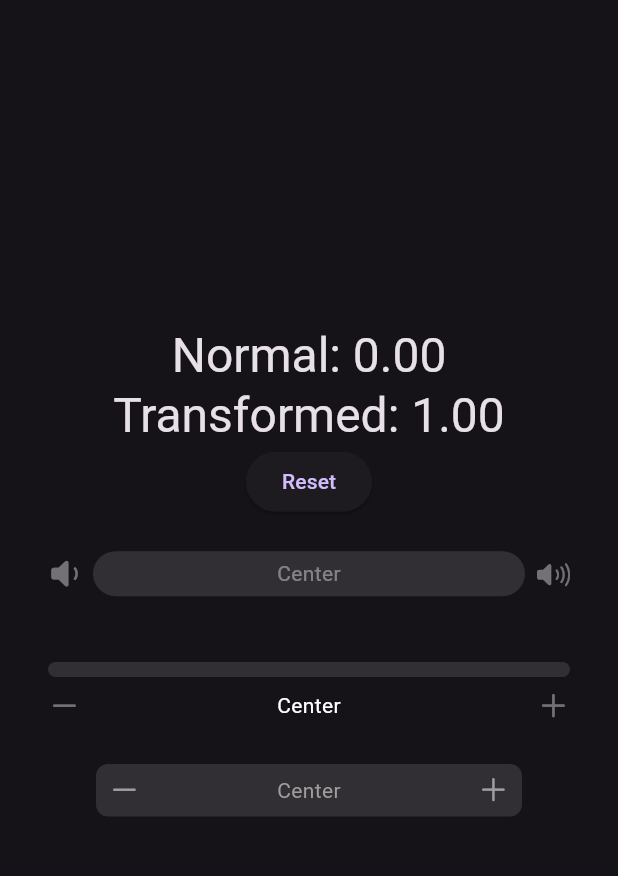
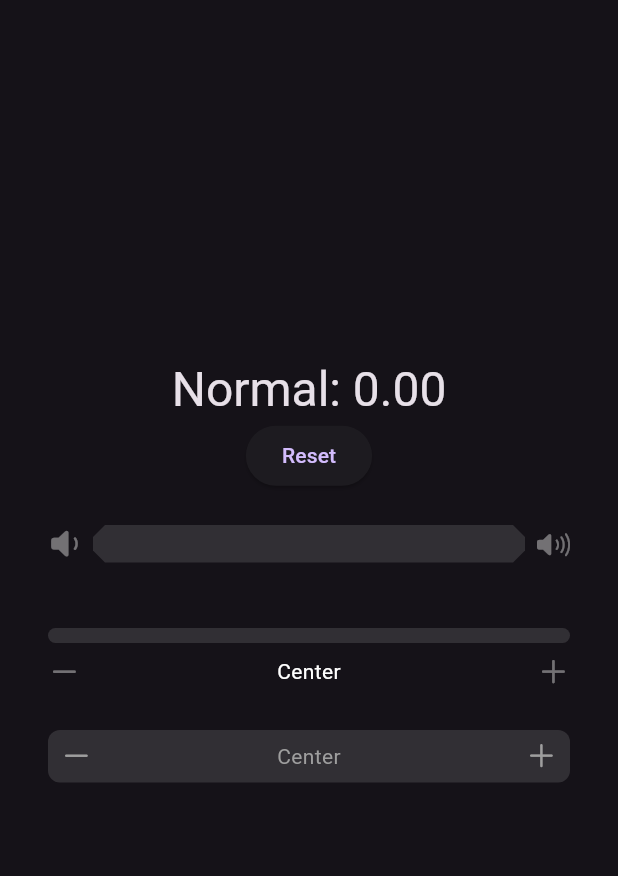
Before and after one commit to jonas-zebari/interactive_slider, a Flutter app: the screen it shows after launch, on a phone screen of 412 x 824 dp, the part 84-960 px from its top. Run offline on Flutter 3.47's test engine with Material 2 defaults, Android fonts, the phone set to English and light mode, and no system bars.

Commit message:
Fix incorrect drag update values for inline icon position

```diff
--- a/example/lib/main.dart
+++ b/example/lib/main.dart
@@ -36,7 +36,6 @@ class MyHomePage extends StatefulWidget {
 
 class _MyHomePageState extends State<MyHomePage> {
   final _controller = InteractiveSliderController(0.0);
-  var _value = 1.0;
 
   @override
   Widget build(BuildContext context) {
@@ -58,10 +57,6 @@ class _MyHomePageState extends State<MyHomePage> {
                 );
               },
             ),
-            Text(
-              'Transformed: ${_value.toStringAsFixed(2)}',
-              style: Theme.of(context).textTheme.headlineLarge,
-            ),
             ElevatedButton(
               onPressed: () => _controller.value = 0.0,
               child: const Text('Reset'),
@@ -69,13 +64,14 @@ class _MyHomePageState extends State<MyHomePage> {
             InteractiveSlider(
               controller: _controller,
               startIcon: const Icon(CupertinoIcons.volume_down),
-              centerIcon: const Text('Center'),
               endIcon: const Icon(CupertinoIcons.volume_up),
               min: 1.0,
               max: 15.0,
-              focusedHeight: 40,
-              unfocusedHeight: 30,
-              onChanged: (value) => setState(() => _value = value),
+              focusedHeight: 35,
+              unfocusedHeight: 25,
+              shapeBorder: const BeveledRectangleBorder(
+                borderRadius: BorderRadius.all(Radius.circular(8)),
+              ),
             ),
             const InteractiveSlider(
               startIcon: Icon(CupertinoIcons.minus),
@@ -84,7 +80,7 @@ class _MyHomePageState extends State<MyHomePage> {
               iconPosition: IconPosition.below,
             ),
             const InteractiveSlider(
-              padding: EdgeInsets.symmetric(horizontal: 48),
+              padding: EdgeInsets.symmetric(horizontal: 16),
               startIcon: Icon(CupertinoIcons.minus),
               centerIcon: Text('Center'),
               endIcon: Icon(CupertinoIcons.plus),
```
Also changed, not shown: lib/interactive_slider.dart (+22 -6 lines).
